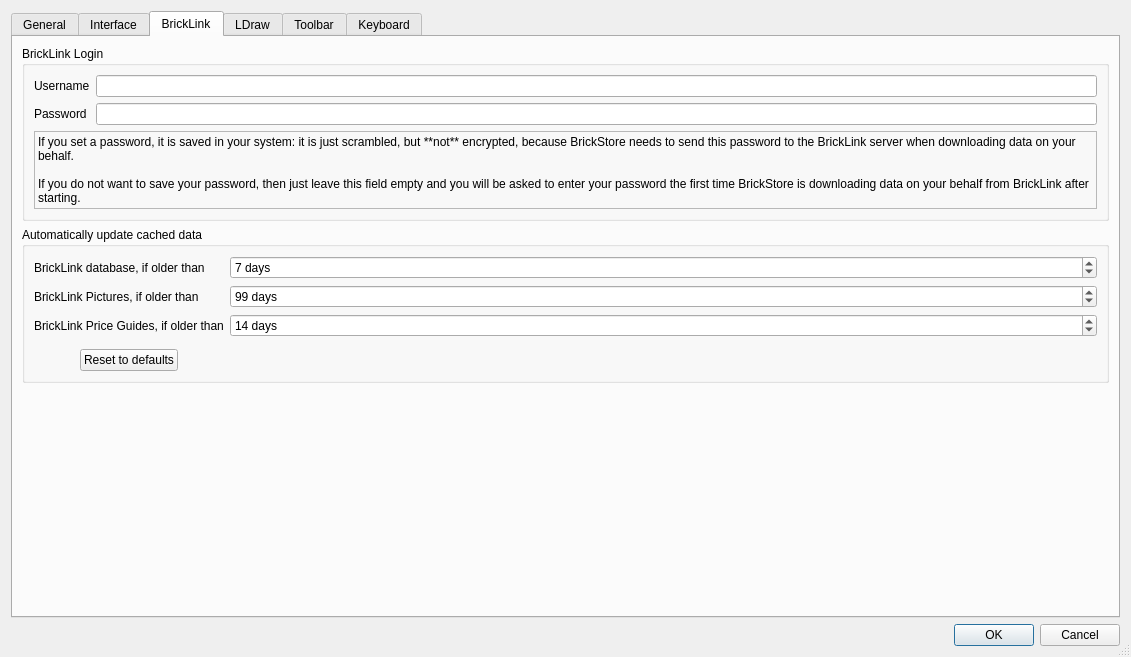
rgriebl/brickstore, file src/desktop/settingsdialog.ui: the form before one commit.
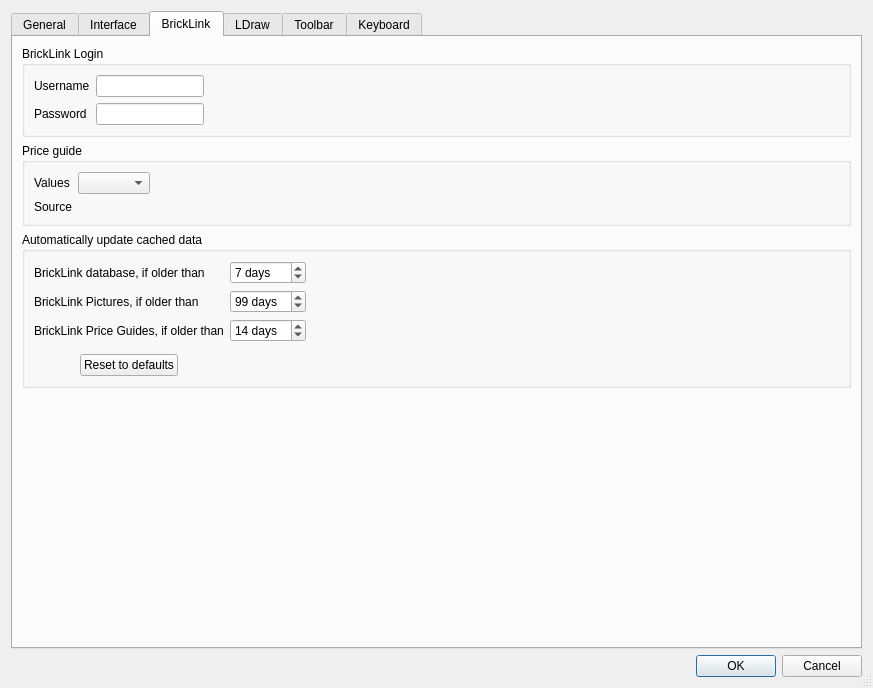
The form after the commit. The open tabs and pages were chosen to show the change. Icons and pictures are not drawn.

Commit message: Refactor of the price-guide and picture download sub-systems

Diff of the .ui file:
```diff
--- a/src/desktop/settingsdialog.ui
+++ b/src/desktop/settingsdialog.ui
@@ -6,8 +6,8 @@
    <rect>
     <x>0</x>
     <y>0</y>
-    <width>1131</width>
-    <height>657</height>
+    <width>873</width>
+    <height>688</height>
    </rect>
   </property>
   <property name="windowTitle">
@@ -33,6 +33,9 @@
        <property name="fieldGrowthPolicy">
         <enum>QFormLayout::ExpandingFieldsGrow</enum>
        </property>
+       <property name="formAlignment">
+        <set>Qt::AlignLeading|Qt::AlignLeft|Qt::AlignTop</set>
+       </property>
        <item row="0" column="0">
         <widget class="QLabel" name="label_8">
          <property name="text">
@@ -332,6 +335,9 @@
           <property name="fieldGrowthPolicy">
            <enum>QFormLayout::ExpandingFieldsGrow</enum>
           </property>
+          <property name="formAlignment">
+           <set>Qt::AlignLeading|Qt::AlignLeft|Qt::AlignTop</set>
+          </property>
           <item row="0" column="0">
            <widget class="QLabel" name="label_23">
             <property name="text">
@@ -521,6 +527,9 @@
           <property name="fieldGrowthPolicy">
            <enum>QFormLayout::ExpandingFieldsGrow</enum>
           </property>
+          <property name="formAlignment">
+           <set>Qt::AlignLeading|Qt::AlignLeft|Qt::AlignTop</set>
+          </property>
           <item row="0" column="0">
            <widget class="QLabel" name="label_19">
             <property name="text">
@@ -586,15 +595,19 @@
       <attribute name="title">
        <string>BrickLink</string>
       </attribute>
-      <layout class="QVBoxLayout" name="verticalLayout_2" stretch="0,0,10">
+      <layout class="QVBoxLayout" name="verticalLayout_2" stretch="0,0,0,10">
        <item>
         <widget class="QGroupBox" name="groupBox">
          <property name="title">
           <string>BrickLink Login</string>
          </property>
-         <layout class="QVBoxLayout" name="verticalLayout_4">
-          <item>
-           <layout class="QFormLayout" name="formLayout">
+         <layout class="QFormLayout" name="formLayout_9">
+          <property name="fieldGrowthPolicy">
+           <enum>QFormLayout::FieldsStayAtSizeHint</enum>
+          </property>
+          <property name="formAlignment">
+           <set>Qt::AlignLeading|Qt::AlignLeft|Qt::AlignTop</set>
+          </property>
             <item row="0" column="0">
              <widget class="QLabel" name="label_3">
               <property name="text">
@@ -618,6 +631,9 @@
             </item>
             <item row="1" column="1">
              <widget class="QLineEdit" name="w_bl_password">
+            <property name="toolTip">
+             <string>If you set a password, it is saved in your system: it is just scrambled, but &lt;b&gt;not&lt;/b&gt; encrypted, because BrickStore needs to send this password to the BrickLink server when downloading data on your behalf.&lt;br&gt;&lt;br&gt;If you do not want to save your password, then just leave this field empty and you will be asked to enter your password the first time BrickStore is downloading data on your behalf from BrickLink after starting.</string>
+            </property>
               <property name="maxLength">
                <number>30</number>
               </property>
@@ -627,37 +643,41 @@
              </widget>
             </item>
            </layout>
+        </widget>
           </item>
           <item>
-           <widget class="QLabel" name="w_bl_password_notice">
-            <property name="sizePolicy">
-             <sizepolicy hsizetype="Expanding" vsizetype="Ignored">
-              <horstretch>0</horstretch>
-              <verstretch>0</verstretch>
-             </sizepolicy>
-            </property>
-            <property name="frameShape">
-             <enum>QFrame::StyledPanel</enum>
-            </property>
-            <property name="frameShadow">
-             <enum>QFrame::Sunken</enum>
-            </property>
-            <property name="text">
-             <string>If you set a password, it is saved in your system: it is just scrambled, but **not** encrypted, because BrickStore needs to send this password to the BrickLink server when downloading data on your behalf.
-
-If you do not want to save your password, then just leave this field empty and you will be asked to enter your password the first time BrickStore is downloading data on your behalf from BrickLink after starting.</string>
-            </property>
-            <property name="textFormat">
-             <enum>Qt::MarkdownText</enum>
-            </property>
-            <property name="alignment">
+        <widget class="QGroupBox" name="groupBox_4">
+         <property name="title">
+          <string>Price guide</string>
+         </property>
+         <layout class="QFormLayout" name="formLayout">
+          <property name="fieldGrowthPolicy">
+           <enum>QFormLayout::ExpandingFieldsGrow</enum>
+          </property>
+          <property name="formAlignment">
              <set>Qt::AlignLeading|Qt::AlignLeft|Qt::AlignTop</set>
             </property>
-            <property name="wordWrap">
-             <bool>true</bool>
+          <item row="1" column="0">
+           <widget class="QLabel" name="label_29">
+            <property name="text">
+             <string>Values</string>
             </property>
-            <property name="margin">
-             <number>4</number>
+           </widget>
+          </item>
+          <item row="1" column="1">
+           <widget class="QComboBox" name="w_bl_pg_vat"/>
+          </item>
+          <item row="2" column="0">
+           <widget class="QLabel" name="label_20">
+            <property name="text">
+             <string>Source</string>
+            </property>
+           </widget>
+          </item>
+          <item row="2" column="1">
+           <widget class="QLabel" name="w_bl_pg_retriever">
+            <property name="text">
+             <string>&lt;pg retriever name&gt;</string>
             </property>
            </widget>
           </item>
@@ -672,6 +692,12 @@
          <layout class="QVBoxLayout" name="verticalLayout_7">
           <item>
            <layout class="QFormLayout" name="formLayout_6">
+            <property name="fieldGrowthPolicy">
+             <enum>QFormLayout::ExpandingFieldsGrow</enum>
+            </property>
+            <property name="formAlignment">
+             <set>Qt::AlignLeading|Qt::AlignLeft|Qt::AlignTop</set>
+            </property>
             <item row="0" column="0">
              <widget class="QLabel" name="label_13">
               <property name="text">
@@ -761,6 +787,9 @@
           </item>
           <item>
            <layout class="QFormLayout" name="formLayout_8">
+            <property name="formAlignment">
+             <set>Qt::AlignLeading|Qt::AlignLeft|Qt::AlignTop</set>
+            </property>
             <item row="0" column="0">
              <spacer name="horizontalSpacer">
               <property name="orientation">
```
Left out of the diff: 2 changed lines with no effect on the pictures. Lines whose indentation alone changed are shown as unchanged. The commit also changes 61 other files.
